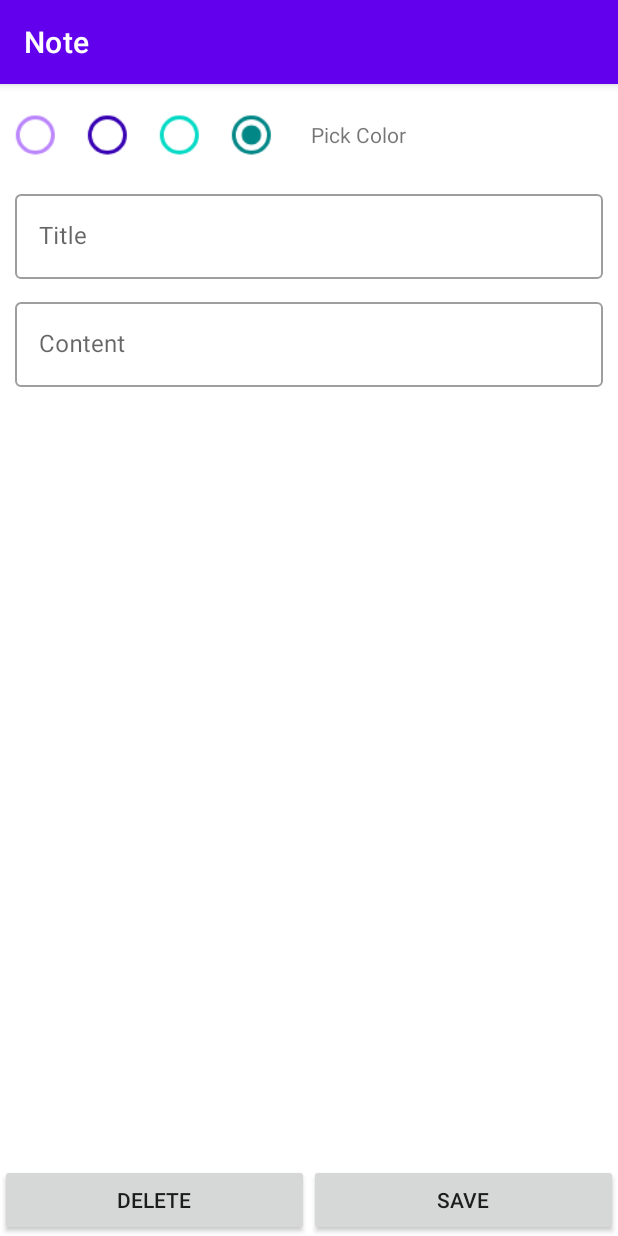
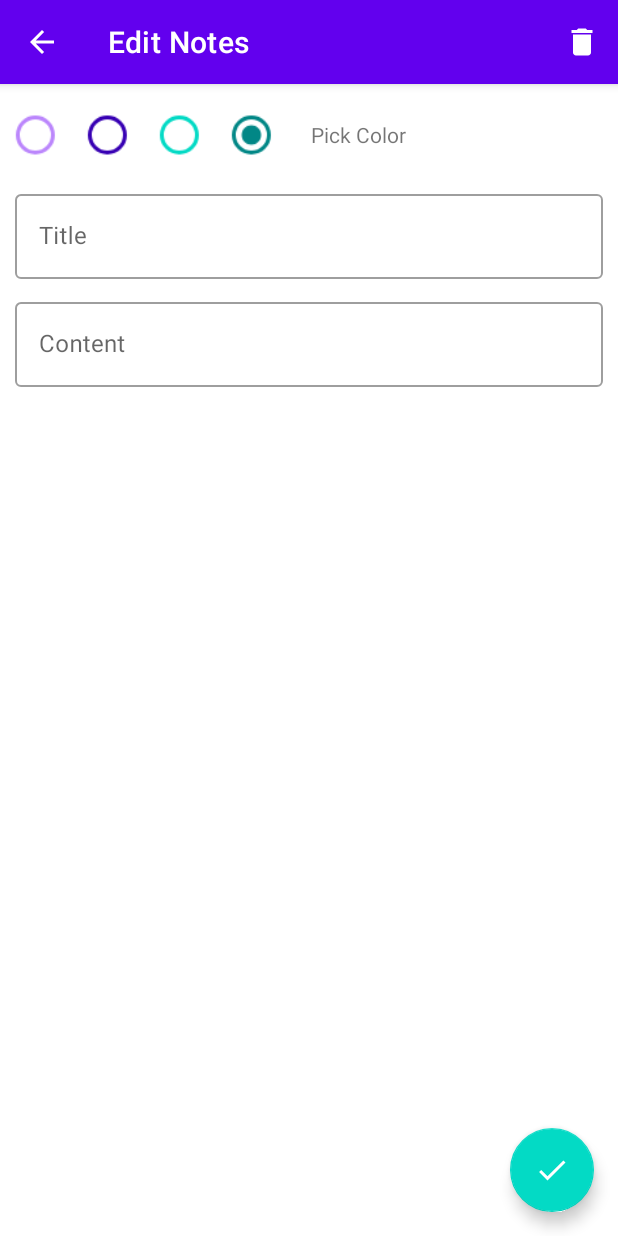
Before and after one commit to sPhaykrew/MVVM-NoteApp, an Android app: the fragment EditNoteFragment placed in its activity, on a phone screen of 412 x 824 dp. Run offline under Robolectric (Android 15) with nearby library versions, the phone set to English and light mode, and no system bars; our stand-ins replace Room's generated code; 4 statements that could not run were skipped.

Commit message:
add toolbar

```diff
--- a/app/src/main/java/com/example/note/view/AddNoteFragment.kt
+++ b/app/src/main/java/com/example/note/view/AddNoteFragment.kt
@@ -33,6 +33,12 @@ class AddNoteFragment : Fragment() {
         addNoteBinding.addNote.setOnClickListener {
             createNotes()
         }
+
+
+        addNoteBinding.toolbarSub.setNavigationOnClickListener {
+            findNavController().navigate(R.id.action_addNoteFragment_to_mainFragment)
+        }
+
 
         return addNoteBinding.root
     }
--- a/app/src/main/java/com/example/note/view/EditNoteFragment.kt
+++ b/app/src/main/java/com/example/note/view/EditNoteFragment.kt
@@ -2,10 +2,8 @@ package com.example.note.view
 
 import android.os.Bundle
 import android.text.TextUtils
+import android.view.*
 import androidx.fragment.app.Fragment
-import android.view.LayoutInflater
-import android.view.View
-import android.view.ViewGroup
 import androidx.lifecycle.ViewModelProvider
 import androidx.navigation.fragment.findNavController
 import androidx.navigation.fragment.navArgs
@@ -28,6 +26,7 @@ class EditNoteFragment : Fragment() {
         savedInstanceState: Bundle?
     ): View? {
         editNoteBinding = FragmentEditNoteBinding.inflate(inflater, container, false)
+        setHasOptionsMenu(true)
         initViewModel()
         getNote()
 
@@ -35,8 +34,15 @@ class EditNoteFragment : Fragment() {
             updateNote()
         }
 
-        editNoteBinding.delete.setOnClickListener {
-            deleteNote()
+        editNoteBinding.toolbarSub.setNavigationOnClickListener {
+            findNavController().navigate(R.id.action_editNoteFragment_to_mainFragment)
+        }
+
+        editNoteBinding.toolbarSub.setOnMenuItemClickListener {
+            if (it.itemId == R.id.menu_delete){
+                deleteNote()
+            }
+            true
         }
 
         return editNoteBinding.root
--- /dev/null
+++ b/app/src/main/res/drawable/ic_baseline_arrow_back_24.xml
@@ -0,0 +1,5 @@
+<vector android:height="24dp" android:tint="#FFFFFF"
+    android:viewportHeight="24" android:viewportWidth="24"
+    android:width="24dp" xmlns:android="http://schemas.android.com/apk/res/android">
+    <path android:fillColor="@android:color/white" android:pathData="M20,11H7.83l5.59,-5.59L12,4l-8,8 8,8 1.41,-1.41L7.83,13H20v-2z"/>
+</vector>
--- /dev/null
+++ b/app/src/main/res/drawable/ic_baseline_delete_24.xml
@@ -0,0 +1,5 @@
+<vector android:height="24dp" android:tint="#FFFFFF"
+    android:viewportHeight="24" android:viewportWidth="24"
+    android:width="24dp" xmlns:android="http://schemas.android.com/apk/res/android">
+    <path android:fillColor="@android:color/white" android:pathData="M6,19c0,1.1 0.9,2 2,2h8c1.1,0 2,-0.9 2,-2V7H6v12zM19,4h-3.5l-1,-1h-5l-1,1H5v2h14V4z"/>
+</vector>
--- a/app/src/main/res/layout/fragment_add_note.xml
+++ b/app/src/main/res/layout/fragment_add_note.xml
@@ -10,6 +10,22 @@
         android:layout_width="match_parent"
         android:layout_height="match_parent">
 
+        <com.google.android.material.appbar.AppBarLayout
+            android:id="@+id/layoutAppBar"
+            android:layout_width="match_parent"
+            android:layout_height="wrap_content"
+            app:layout_constraintTop_toTopOf="parent">
+
+            <androidx.appcompat.widget.Toolbar
+                android:id="@+id/toolbar_sub"
+                android:layout_width="match_parent"
+                android:layout_height="?attr/actionBarSize"
+                app:title="@string/add_notes"
+                app:navigationIcon="@drawable/ic_baseline_arrow_back_24"
+                style="@style/Widget.MaterialComponents.Toolbar.Primary" />
+
+        </com.google.android.material.appbar.AppBarLayout>
+
         <RadioGroup
             android:id="@+id/color_group"
             android:layout_width="wrap_content"
@@ -20,7 +36,7 @@
             android:checkedButton="@id/color1"
             android:orientation="horizontal"
             app:layout_constraintStart_toStartOf="parent"
-            app:layout_constraintTop_toTopOf="parent">
+            app:layout_constraintTop_toBottomOf="@+id/layoutAppBar">
 
             <RadioButton
                 android:id="@+id/color1"
@@ -63,7 +79,7 @@
             android:layout_marginTop="24dp"
             android:text="@string/pick_color"
             app:layout_constraintStart_toEndOf="@id/color_group"
-            app:layout_constraintTop_toTopOf="parent" />
+            app:layout_constraintTop_toBottomOf="@+id/layoutAppBar" />
 
         <com.google.android.material.textfield.TextInputLayout
             android:id="@+id/title_layout"
--- a/app/src/main/res/layout/fragment_edit_note.xml
+++ b/app/src/main/res/layout/fragment_edit_note.xml
@@ -10,6 +10,23 @@
         android:layout_width="match_parent"
         android:layout_height="match_parent">
 
+        <com.google.android.material.appbar.AppBarLayout
+            android:id="@+id/layoutAppBar"
+            android:layout_width="match_parent"
+            android:layout_height="wrap_content"
+            app:layout_constraintTop_toTopOf="parent">
+
+            <androidx.appcompat.widget.Toolbar
+                android:id="@+id/toolbar_sub"
+                android:layout_width="match_parent"
+                android:layout_height="?attr/actionBarSize"
+                app:menu="@menu/toolbar_sub_menu"
+                app:title="@string/edit_notes"
+                app:navigationIcon="@drawable/ic_baseline_arrow_back_24"
+                style="@style/Widget.MaterialComponents.Toolbar.Primary" />
+
+        </com.google.android.material.appbar.AppBarLayout>
+
         <RadioGroup
             android:id="@+id/color_group"
             android:layout_width="wrap_content"
@@ -20,7 +37,7 @@
             android:checkedButton="@id/color1"
             android:orientation="horizontal"
             app:layout_constraintStart_toStartOf="parent"
-            app:layout_constraintTop_toTopOf="parent">
+            app:layout_constraintTop_toBottomOf="@+id/layoutAppBar">
 
             <RadioButton
                 android:id="@+id/color1"
@@ -63,7 +80,7 @@
             android:layout_marginTop="24dp"
             android:text="@string/pick_color"
             app:layout_constraintStart_toEndOf="@id/color_group"
-            app:layout_constraintTop_toTopOf="parent" />
+            app:layout_constraintTop_toBottomOf="@+id/layoutAppBar" />
 
         <com.google.android.material.textfield.TextInputLayout
             android:id="@+id/title_layout"
@@ -109,23 +126,17 @@
 
         </com.google.android.material.textfield.TextInputLayout>
 
-        <androidx.appcompat.widget.AppCompatButton
-            android:id="@+id/delete"
-            android:layout_width="0dp"
+
+        <com.google.android.material.floatingactionbutton.FloatingActionButton
+            android:id="@+id/save"
+            android:layout_width="wrap_content"
             android:layout_height="wrap_content"
-            android:text="@string/delete"
-            app:layout_constraintBottom_toBottomOf="parent"
-            app:layout_constraintEnd_toStartOf="@+id/save"
-            app:layout_constraintStart_toStartOf="parent" />
-
-        <androidx.appcompat.widget.AppCompatButton
-            android:id="@+id/save"
-            android:layout_width="0dp"
-            android:layout_height="wrap_content"
-            android:text="@string/save"
+            android:layout_marginEnd="16dp"
+            android:layout_marginBottom="16dp"
             app:layout_constraintBottom_toBottomOf="parent"
             app:layout_constraintEnd_toEndOf="parent"
-            app:layout_constraintStart_toEndOf="@id/delete" />
+            app:srcCompat="@drawable/ic_baseline_done_24"
+            app:tint="@android:color/white" />
 
     </androidx.constraintlayout.widget.ConstraintLayout>
 
--- /dev/null
+++ b/app/src/main/res/menu/toolbar_sub_menu.xml
@@ -0,0 +1,11 @@
+<?xml version="1.0" encoding="utf-8"?>
+<menu xmlns:android="http://schemas.android.com/apk/res/android"
+    xmlns:app="http://schemas.android.com/apk/res-auto">
+    <item
+        android:id="@+id/menu_delete"
+        android:icon="@drawable/ic_baseline_delete_24"
+        android:title="@string/delete"
+        app:showAsAction="always">
+    </item>
+
+</menu>
--- a/app/src/main/res/values-night/themes.xml
+++ b/app/src/main/res/values-night/themes.xml
@@ -1,6 +1,6 @@
 <resources xmlns:tools="http://schemas.android.com/tools">
     <!-- Base application theme. -->
-    <style name="Theme.Note" parent="Theme.MaterialComponents.DayNight.DarkActionBar">
+    <style name="Theme.Note" parent="Theme.MaterialComponents.DayNight.NoActionBar">
         <!-- Primary brand color. -->
         <item name="colorPrimary">@color/purple_200</item>
         <item name="colorPrimaryVariant">@color/purple_700</item>
--- a/app/src/main/res/values/strings.xml
+++ b/app/src/main/res/values/strings.xml
@@ -1,5 +1,7 @@
 <resources>
     <string name="app_name">Note</string>
+    <string name="add_notes">Add Notes</string>
+    <string name="edit_notes">Edit Notes</string>
     <string name="title">Title</string>
     <string name="content">Content</string>
     <string name="my_notes">My Notes</string>
--- a/app/src/main/res/values/themes.xml
+++ b/app/src/main/res/values/themes.xml
@@ -1,6 +1,6 @@
 <resources xmlns:tools="http://schemas.android.com/tools">
     <!-- Base application theme. -->
-    <style name="Theme.Note" parent="Theme.MaterialComponents.DayNight.DarkActionBar">
+    <style name="Theme.Note" parent="Theme.MaterialComponents.Light.NoActionBar">
         <!-- Primary brand color. -->
         <item name="colorPrimary">@color/purple_500</item>
         <item name="colorPrimaryVariant">@color/purple_700</item>
```
